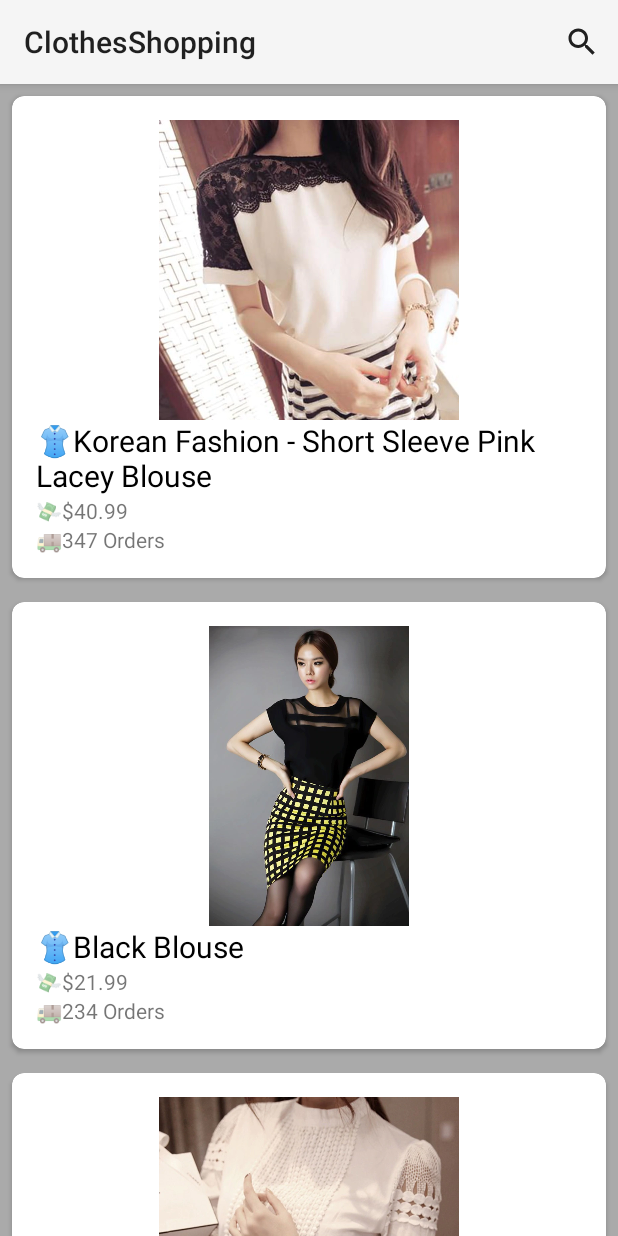
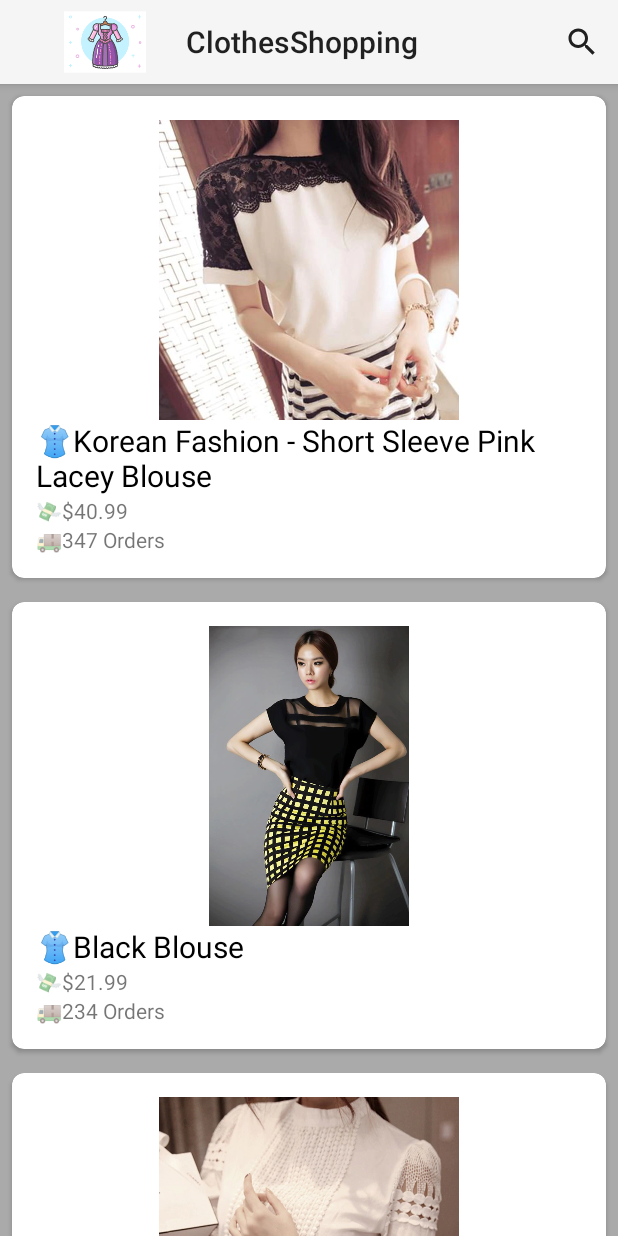
Before and after one commit to AngelaLH/ClothesShoppingApp, an Android app: the screen it shows after launch (ListActivity), after a tap on "Tops", on a phone screen of 412 x 824 dp. Run offline under Robolectric (Android 15) with nearby library versions, the phone set to English and light mode, and no system bars.

Commit message:
removed toast and added icon

```diff
--- a/Clothing/app/src/main/java/com/example/clothesshopping/ListActivity.java
+++ b/Clothing/app/src/main/java/com/example/clothesshopping/ListActivity.java
@@ -6,7 +6,6 @@ import android.os.Bundle;
 import android.view.Menu;
 import android.view.MenuItem;
 import android.widget.SearchView;
-import android.widget.Toast;
 import androidx.appcompat.app.AppCompatActivity;
 import androidx.appcompat.widget.Toolbar;
 import androidx.recyclerview.widget.LinearLayoutManager;
@@ -31,7 +30,6 @@ public class ListActivity extends AppCompatActivity implements ExampleAdapter.On
         setContentView(R.layout.activity_list);
         Intent intent = getIntent();
         String message = intent.getStringExtra("MessageFromMainActivity");
-        Toast.makeText(this, message, Toast.LENGTH_LONG).show();
         mRecyclerView = findViewById(R.id.recycler_view);
         mRecyclerView.setHasFixedSize(true);
         mRecyclerView.setLayoutManager(new LinearLayoutManager(this));
@@ -51,6 +49,7 @@ public class ListActivity extends AppCompatActivity implements ExampleAdapter.On
 
         Toolbar myToolbar = findViewById(R.id.my_toolbar);
         setSupportActionBar(myToolbar);
+        getSupportActionBar().setIcon(R.mipmap.ic_launcher_foreground);
     }
     @Override
     public void onItemClick(int position) {
```
